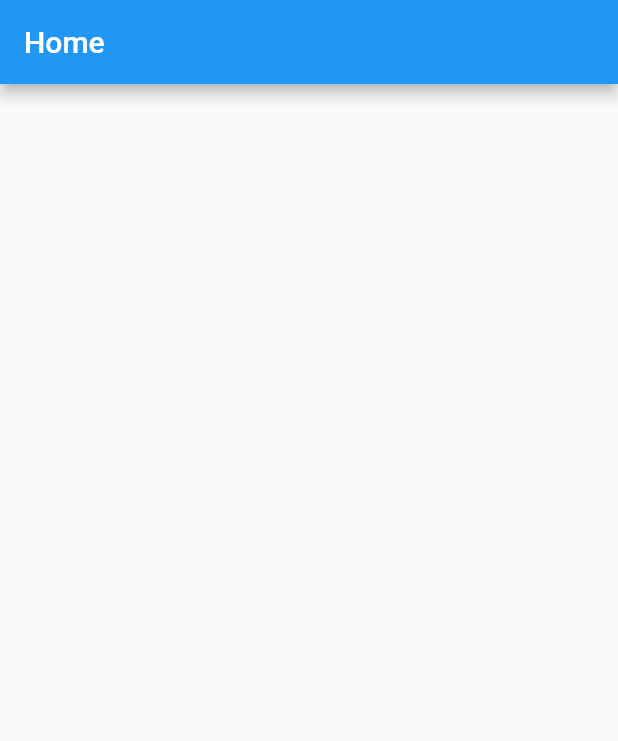
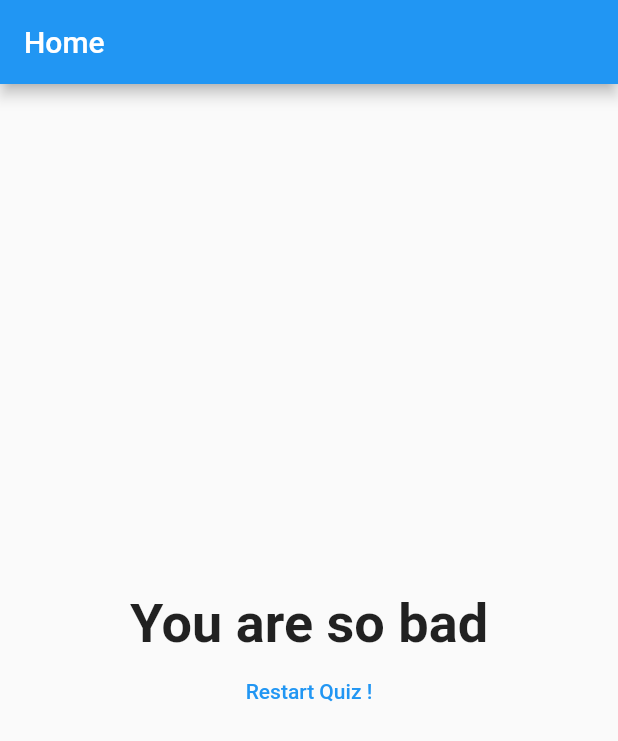
Before and after one commit to KurbanAli6615/Flutter-Dart, a Flutter app: the screen it shows after launch, after a tap on "Black", after a tap on "Tiger", after a tap on "Div", on a phone screen of 412 x 824 dp. Shown: the top 741 px of the screen. Run offline on Flutter 3.47's test engine with Material 2 defaults, Android fonts, the phone set to English and light mode, and no system bars.

Commit message:
57. Module 2 Completed

```diff
--- a/quiz_app/lib/main.dart
+++ b/quiz_app/lib/main.dart
@@ -52,6 +52,13 @@ class _MyAppState extends State<MyApp> {
     });
   }
 
+  void _resetQuiz() {
+    setState(() {
+      _questionIndex = 0;
+      _totalScore = 0;
+    });
+  }
+
   @override
   Widget build(BuildContext context) {
     return MaterialApp(
@@ -66,7 +73,7 @@ class _MyAppState extends State<MyApp> {
                 questionIndex: _questionIndex,
                 questions: _questions,
               )
-            : Result(),
+            : Result(_totalScore, _resetQuiz),
       ),
     );
   }
--- a/quiz_app/lib/result.dart
+++ b/quiz_app/lib/result.dart
@@ -1,10 +1,48 @@
 import 'package:flutter/material.dart';
 
 class Result extends StatelessWidget {
-  const Result({Key? key}) : super(key: key);
+  Result(this.resultScore, this.resetHandler);
+
+  final int resultScore;
+  final VoidCallback resetHandler;
+
+  String get resultPhase {
+    String resultText;
+    if (resultScore <= 8) {
+      resultText = "You'r awasome";
+    } else if (resultScore <= 12) {
+      resultText = "Pretty Likeable! ";
+    } else if (resultScore <= 16) {
+      resultText = "You'r strenge..?";
+    } else {
+      resultText = "You are so bad";
+    }
+    return resultText;
+  }
 
   @override
   Widget build(BuildContext context) {
-    return Center();
+    return Center(
+      child: Column(
+        mainAxisAlignment: MainAxisAlignment.center,
+        children: [
+          Text(
+            resultPhase,
+            style: TextStyle(
+              fontSize: 36,
+              fontWeight: FontWeight.bold,
+            ),
+            textAlign: TextAlign.center,
+          ),
+          TextButton(
+            onPressed: resetHandler,
+            child: Text(
+              "Restart Quiz !",
+              style: TextStyle(color: Colors.blue),
+            ),
+          )
+        ],
+      ),
+    );
   }
 }
```
